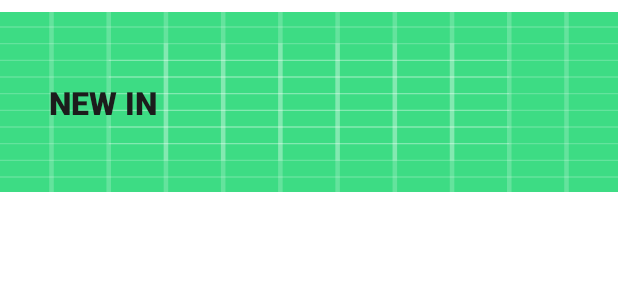
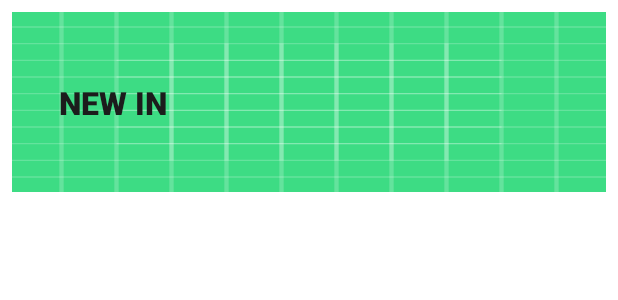
Before and after one commit to Sayyed-Abrar-Akhtar/E-commerce-clothing-app, an Android app: the layout categories_layout.xml on its own in the app's theme, with its tools: preview values and no code run, on a phone screen of 412 x 824 dp. Shown: the top 300 px of the screen. Run offline under Robolectric (Android 15) with nearby library versions, the phone set to English and light mode, and no system bars.

Commit message:
Recycler view content loaded on dashboard

```diff
--- a/app/src/main/res/layout/activity_dashboard.xml
+++ b/app/src/main/res/layout/activity_dashboard.xml
@@ -9,7 +9,8 @@
     <androidx.recyclerview.widget.RecyclerView
         android:id="@+id/recyclerViewCategory"
         android:layout_width="match_parent"
-        android:layout_height="match_parent"
+        android:layout_height="wrap_content"
+        android:layout_marginBottom="10dp"
         app:layout_constraintEnd_toEndOf="parent"
         app:layout_constraintStart_toStartOf="parent"
         app:layout_constraintTop_toTopOf="parent" />
--- a/app/src/main/res/layout/categories_layout.xml
+++ b/app/src/main/res/layout/categories_layout.xml
@@ -3,7 +3,11 @@
     xmlns:android="http://schemas.android.com/apk/res/android"
     xmlns:app="http://schemas.android.com/apk/res-auto"
     android:layout_width="match_parent"
-    android:layout_height="match_parent">
+    android:layout_height="wrap_content"
+    android:layout_marginLeft="8dp"
+    android:layout_marginRight="8dp"
+    android:layout_marginStart="8dp"
+    android:layout_marginEnd="8dp">
 
 
     <ImageView
--- a/app/src/main/res/values/strings.xml
+++ b/app/src/main/res/values/strings.xml
@@ -1,5 +1,5 @@
 <resources>
-    <string name="app_name">Online Clothing Application</string>
+    <string name="app_name">Online Clothing</string>
     <!-- TODO: Remove or change this placeholder text -->
     <string name="hello_blank_fragment">Hello blank fragment</string>
 </resources>
```
Also changed, not shown: app/src/main/java/com/sayyed/onlineclothingapplication/DashboardActivity.kt (+63 -2 lines).
